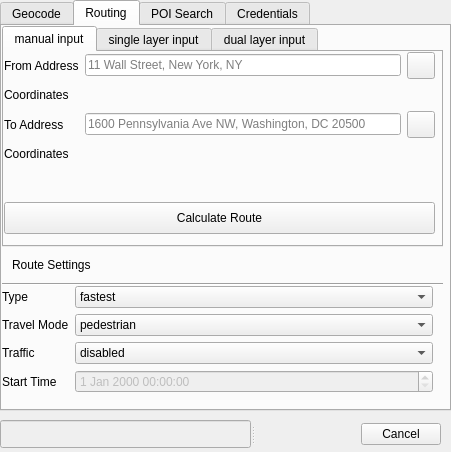
Before: the Qt Designer form hereqgis_dialog_base.ui in riccardoklinger/Hqgis, drawn with Qt 5.
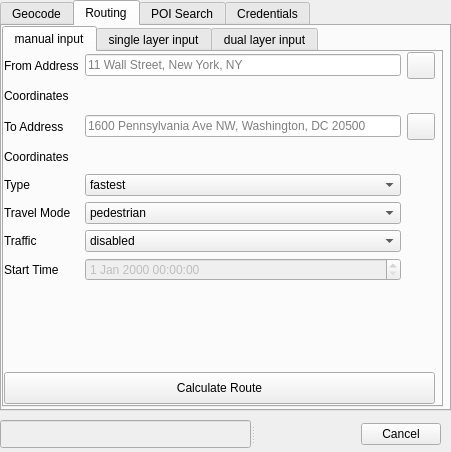
After: the same form once the commit is applied. The open tabs and pages were chosen to show the change. Custom widgets are drawn as their Qt base class.

Commit message: place search in single address mode

What changed in the file:
```diff
--- a/hereqgis_dialog_base.ui
+++ b/hereqgis_dialog_base.ui
@@ -272,7 +272,7 @@
        <x>0</x>
        <y>0</y>
        <width>441</width>
-       <height>221</height>
+       <height>381</height>
       </rect>
      </property>
      <property name="currentIndex">
@@ -288,10 +288,10 @@
          <x>0</x>
          <y>0</y>
          <width>431</width>
-         <height>111</height>
+         <height>229</height>
         </rect>
        </property>
-       <layout class="QGridLayout" name="gridLayout_2" rowstretch="0,0,0,0,0,0,0,0" rowminimumheight="0,0,0,0,0,0,0,0">
+       <layout class="QGridLayout" name="gridLayout_2">
         <item row="3" column="0">
          <widget class="QLabel" name="label_15">
           <property name="text">
@@ -379,110 +379,7 @@
           </property>
          </widget>
         </item>
-        <item row="3" column="1">
-         <widget class="QLabel" name="ToLabel">
-          <property name="text">
-           <string/>
-          </property>
-         </widget>
-        </item>
-       </layout>
-      </widget>
-      <widget class="QPushButton" name="calcRouteSingleButton">
-       <property name="geometry">
-        <rect>
-         <x>0</x>
-         <y>150</y>
-         <width>431</width>
-         <height>32</height>
-        </rect>
-       </property>
-       <property name="text">
-        <string>Calculate Route</string>
-       </property>
-      </widget>
-     </widget>
-     <widget class="QWidget" name="tab_8">
-      <attribute name="title">
-       <string>single layer input</string>
-      </attribute>
-      <widget class="QPushButton" name="calcRouteSingleButton_2">
-       <property name="geometry">
-        <rect>
-         <x>0</x>
-         <y>150</y>
-         <width>431</width>
-         <height>32</height>
-        </rect>
-       </property>
-       <property name="text">
-        <string>Calculate Routes from Layer</string>
-       </property>
-      </widget>
-     </widget>
-     <widget class="QWidget" name="tab_9">
-      <attribute name="title">
-       <string>dual layer input</string>
-      </attribute>
-      <widget class="QPushButton" name="calcRouteSingleButton_3">
-       <property name="geometry">
-        <rect>
-         <x>0</x>
-         <y>150</y>
-         <width>431</width>
-         <height>32</height>
-        </rect>
-       </property>
-       <property name="text">
-        <string>Calculate Routes from Layers</string>
-       </property>
-      </widget>
-     </widget>
-    </widget>
-    <widget class="QWidget" name="formLayoutWidget">
-     <property name="geometry">
-      <rect>
-       <x>0</x>
-       <y>260</y>
-       <width>431</width>
-       <height>115</height>
-      </rect>
-     </property>
-     <layout class="QFormLayout" name="formLayout">
-      <item row="0" column="0">
-       <widget class="QLabel" name="label_16">
-        <property name="text">
-         <string>Type</string>
-        </property>
-       </widget>
-      </item>
-      <item row="0" column="1">
-       <widget class="QComboBox" name="Type">
-        <item>
-         <property name="text">
-          <string>fastest</string>
-         </property>
-        </item>
-        <item>
-         <property name="text">
-          <string>shortest</string>
-         </property>
-        </item>
-        <item>
-         <property name="text">
-          <string>balanced</string>
-         </property>
-        </item>
-       </widget>
-      </item>
-      <item row="1" column="0">
-       <widget class="QLabel" name="label_18">
-        <property name="text">
-         <string>Travel Mode</string>
-        </property>
-       </widget>
-      </item>
-      <item row="1" column="1">
+        <item row="5" column="1">
        <widget class="QComboBox" name="TransportMode">
         <item>
          <property name="text">
@@ -516,14 +413,14 @@
         </item>
        </widget>
       </item>
-      <item row="2" column="0">
-       <widget class="QLabel" name="label_17">
+        <item row="3" column="1">
+         <widget class="QLabel" name="ToLabel">
         <property name="text">
-         <string>Traffic</string>
+           <string/>
         </property>
        </widget>
       </item>
-      <item row="2" column="1">
+        <item row="6" column="1">
        <widget class="QComboBox" name="trafficMode">
         <item>
          <property name="text">
@@ -537,47 +434,86 @@
         </item>
        </widget>
       </item>
-      <item row="3" column="0">
+        <item row="4" column="1">
+         <widget class="QComboBox" name="Type">
+          <item>
+           <property name="text">
+            <string>fastest</string>
+           </property>
+          </item>
+          <item>
+           <property name="text">
+            <string>shortest</string>
+           </property>
+          </item>
+          <item>
+           <property name="text">
+            <string>balanced</string>
+           </property>
+          </item>
+         </widget>
+        </item>
+        <item row="7" column="1">
+         <widget class="QDateTimeEdit" name="dateTimeEdit">
+          <property name="enabled">
+           <bool>false</bool>
+          </property>
+         </widget>
+        </item>
+        <item row="4" column="0">
+         <widget class="QLabel" name="label_16">
+          <property name="text">
+           <string>Type</string>
+          </property>
+         </widget>
+        </item>
+        <item row="5" column="0">
+         <widget class="QLabel" name="label_18">
+          <property name="text">
+           <string>Travel Mode</string>
+          </property>
+         </widget>
+        </item>
+        <item row="6" column="0">
+         <widget class="QLabel" name="label_17">
+          <property name="text">
+           <string>Traffic</string>
+          </property>
+         </widget>
+        </item>
+        <item row="7" column="0">
        <widget class="QLabel" name="label_19">
         <property name="text">
          <string>Start Time</string>
         </property>
        </widget>
       </item>
-      <item row="3" column="1">
-       <widget class="QDateTimeEdit" name="dateTimeEdit">
-        <property name="enabled">
-         <bool>false</bool>
-        </property>
-       </widget>
-      </item>
-     </layout>
-    </widget>
-    <widget class="Line" name="line">
+       </layout>
+      </widget>
+      <widget class="QPushButton" name="calcRouteSingleButton">
      <property name="geometry">
       <rect>
        <x>0</x>
-       <y>250</y>
-       <width>441</width>
-       <height>16</height>
-      </rect>
-     </property>
-     <property name="orientation">
-      <enum>Qt::Horizontal</enum>
-     </property>
-    </widget>
-    <widget class="QLabel" name="label_12">
-     <property name="geometry">
-      <rect>
-       <x>10</x>
-       <y>230</y>
-       <width>141</width>
-       <height>17</height>
+         <y>320</y>
+         <width>431</width>
+         <height>32</height>
       </rect>
      </property>
      <property name="text">
-      <string>Route Settings</string>
-     </property>
+        <string>Calculate Route</string>
+       </property>
+      </widget>
+     </widget>
+     <widget class="QWidget" name="tab_8">
+      <attribute name="title">
+       <string>single layer input</string>
+      </attribute>
+     </widget>
+     <widget class="QWidget" name="tab_9">
+      <attribute name="title">
+       <string>dual layer input</string>
+      </attribute>
+     </widget>
     </widget>
    </widget>
    <widget class="QWidget" name="tab_10">
```
Left out of the diff: 13 changed lines with no effect on the pictures. Lines whose indentation alone changed are shown as unchanged. The commit also changes 4 other files.
